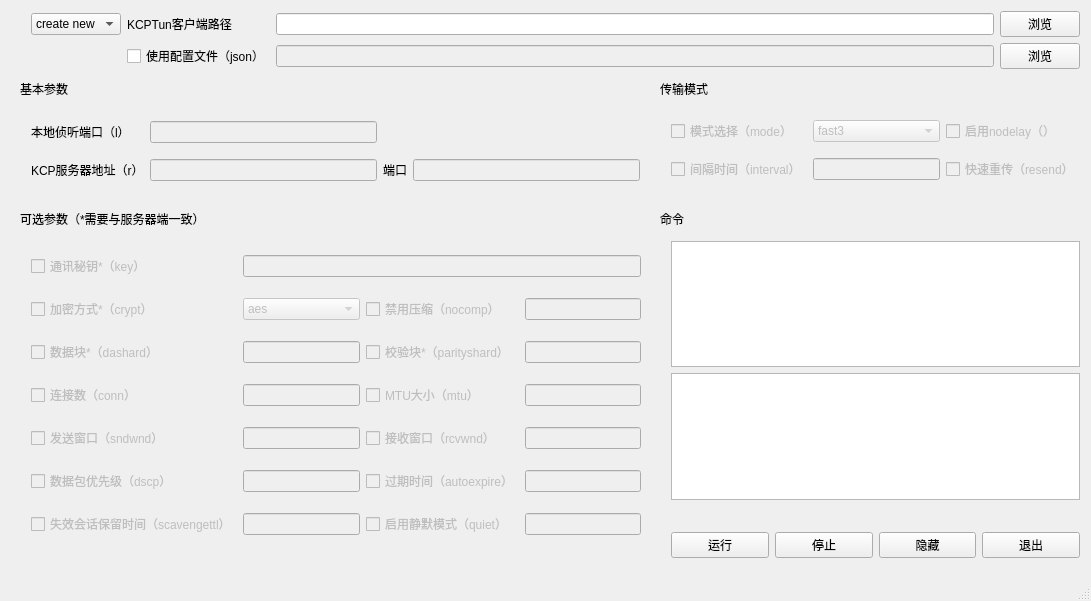
ygidtu/kcptun_gui_qt5, file src/pykcp.ui: the form before one commit.
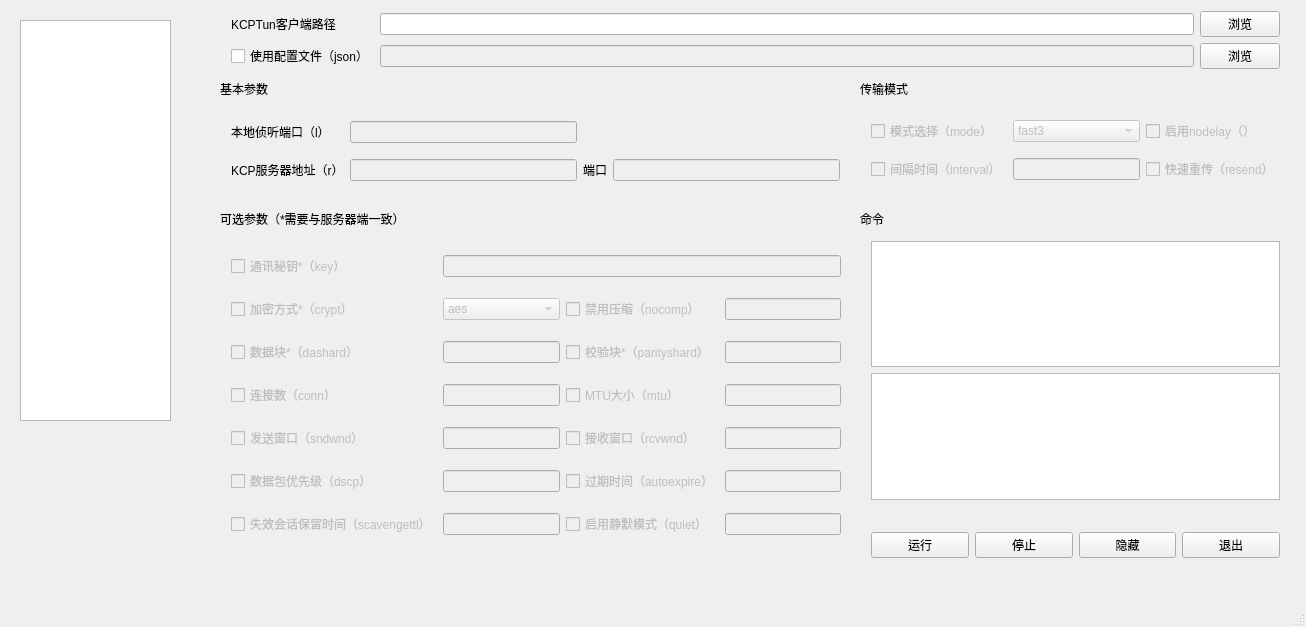
The form after the commit.

```diff
--- a/src/pykcp.ui
+++ b/src/pykcp.ui
@@ -9,8 +9,8 @@
    <rect>
     <x>0</x>
     <y>0</y>
-    <width>1091</width>
-    <height>601</height>
+    <width>1306</width>
+    <height>627</height>
    </rect>
   </property>
   <property name="windowTitle">
@@ -20,7 +20,7 @@
    <widget class="QWidget" name="gridLayoutWidget">
     <property name="geometry">
      <rect>
-      <x>20</x>
+      <x>220</x>
       <y>230</y>
       <width>632</width>
       <height>331</height>
@@ -318,7 +318,7 @@
    <widget class="QWidget" name="gridLayoutWidget_2">
     <property name="geometry">
      <rect>
-      <x>20</x>
+      <x>220</x>
       <y>100</y>
       <width>631</width>
       <height>103</height>
@@ -372,7 +372,7 @@
    <widget class="QLabel" name="label_6">
     <property name="geometry">
      <rect>
-      <x>20</x>
+      <x>220</x>
       <y>80</y>
       <width>114</width>
       <height>18</height>
@@ -385,7 +385,7 @@
    <widget class="QLabel" name="label_5">
     <property name="geometry">
      <rect>
-      <x>20</x>
+      <x>220</x>
       <y>180</y>
       <width>337</width>
       <height>77</height>
@@ -398,7 +398,7 @@
    <widget class="QWidget" name="gridLayoutWidget_3">
     <property name="geometry">
      <rect>
-      <x>660</x>
+      <x>860</x>
       <y>100</y>
       <width>431</width>
       <height>101</height>
@@ -489,7 +489,7 @@
    <widget class="QWidget" name="gridLayoutWidget_4">
     <property name="geometry">
      <rect>
-      <x>660</x>
+      <x>860</x>
       <y>230</y>
       <width>431</width>
       <height>281</height>
@@ -515,7 +515,7 @@
    <widget class="QWidget" name="horizontalLayoutWidget">
     <property name="geometry">
      <rect>
-      <x>660</x>
+      <x>860</x>
       <y>520</y>
       <width>431</width>
       <height>51</height>
@@ -555,35 +555,35 @@
    <widget class="QWidget" name="gridLayoutWidget_5">
     <property name="geometry">
      <rect>
-      <x>20</x>
+      <x>220</x>
       <y>0</y>
       <width>1071</width>
       <height>80</height>
      </rect>
     </property>
     <layout class="QGridLayout" name="gridLayout_6">
-     <item row="0" column="3">
-      <widget class="QPushButton" name="exe_select">
+     <item row="0" column="0">
+      <widget class="QLabel" name="label_4">
        <property name="text">
-        <string>浏览</string>
+        <string>KCPTun客户端路径</string>
        </property>
       </widget>
      </item>
      <item row="1" column="2">
-      <widget class="QLineEdit" name="json_path">
-       <property name="enabled">
-        <bool>false</bool>
-       </property>
-      </widget>
-     </item>
-     <item row="1" column="3">
       <widget class="QPushButton" name="json_select">
        <property name="text">
         <string>浏览</string>
        </property>
       </widget>
      </item>
-     <item row="1" column="1">
+     <item row="0" column="2">
+      <widget class="QPushButton" name="exe_select">
+       <property name="text">
+        <string>浏览</string>
+       </property>
+      </widget>
+     </item>
+     <item row="1" column="0">
       <widget class="QCheckBox" name="json">
        <property name="text">
         <string>使用配置文件（json）</string>
@@ -591,22 +591,13 @@
       </widget>
      </item>
      <item row="0" column="1">
-      <widget class="QLabel" name="label_4">
-       <property name="text">
-        <string>KCPTun客户端路径</string>
-       </property>
-      </widget>
-     </item>
-     <item row="0" column="2">
       <widget class="QLineEdit" name="executable"/>
      </item>
-     <item row="0" column="0">
-      <widget class="QComboBox" name="create">
-       <item>
-        <property name="text">
-         <string>create new</string>
-        </property>
-       </item>
+     <item row="1" column="1">
+      <widget class="QLineEdit" name="json_path">
+       <property name="enabled">
+        <bool>false</bool>
+       </property>
       </widget>
      </item>
     </layout>
@@ -614,7 +605,7 @@
    <widget class="QLabel" name="label_7">
     <property name="geometry">
      <rect>
-      <x>660</x>
+      <x>860</x>
       <y>210</y>
       <width>57</width>
       <height>18</height>
@@ -627,7 +618,7 @@
    <widget class="QLabel" name="label_8">
     <property name="geometry">
      <rect>
-      <x>660</x>
+      <x>860</x>
       <y>80</y>
       <width>57</width>
       <height>18</height>
@@ -637,6 +628,16 @@
      <string>传输模式</string>
     </property>
    </widget>
+   <widget class="QListWidget" name="listWidget">
+    <property name="geometry">
+     <rect>
+      <x>20</x>
+      <y>20</y>
+      <width>151</width>
+      <height>401</height>
+     </rect>
+    </property>
+   </widget>
   </widget>
   <widget class="QStatusBar" name="statusBar"/>
  </widget>
```
Left out of the diff: 8 changed lines with no effect on the pictures.
